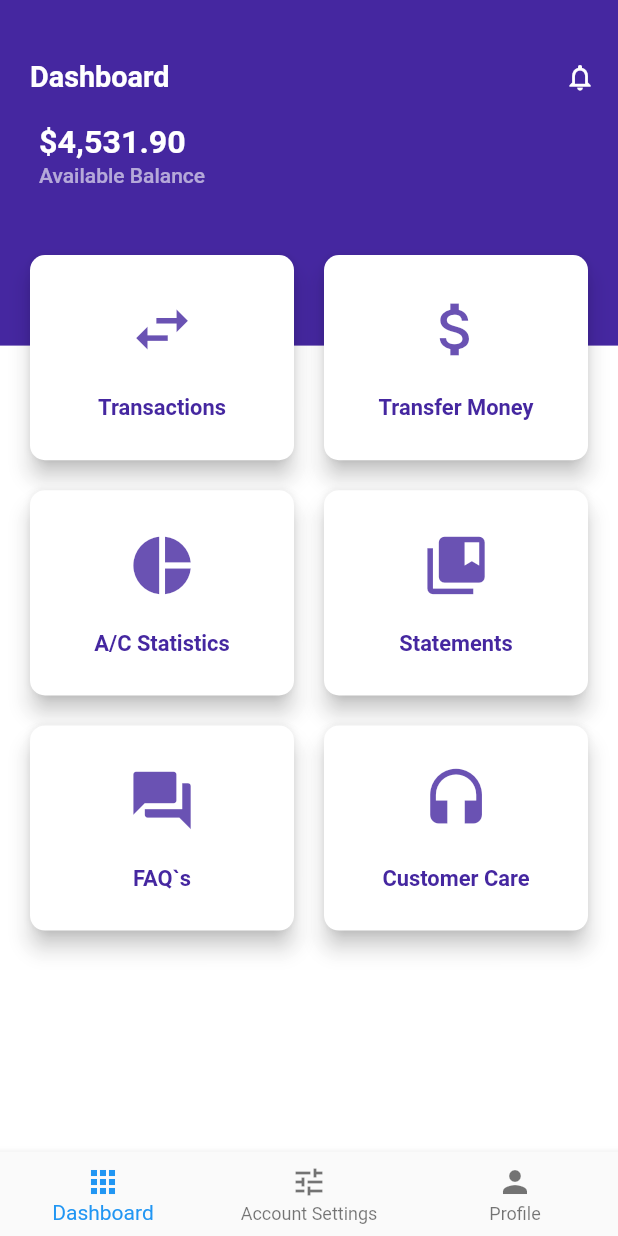
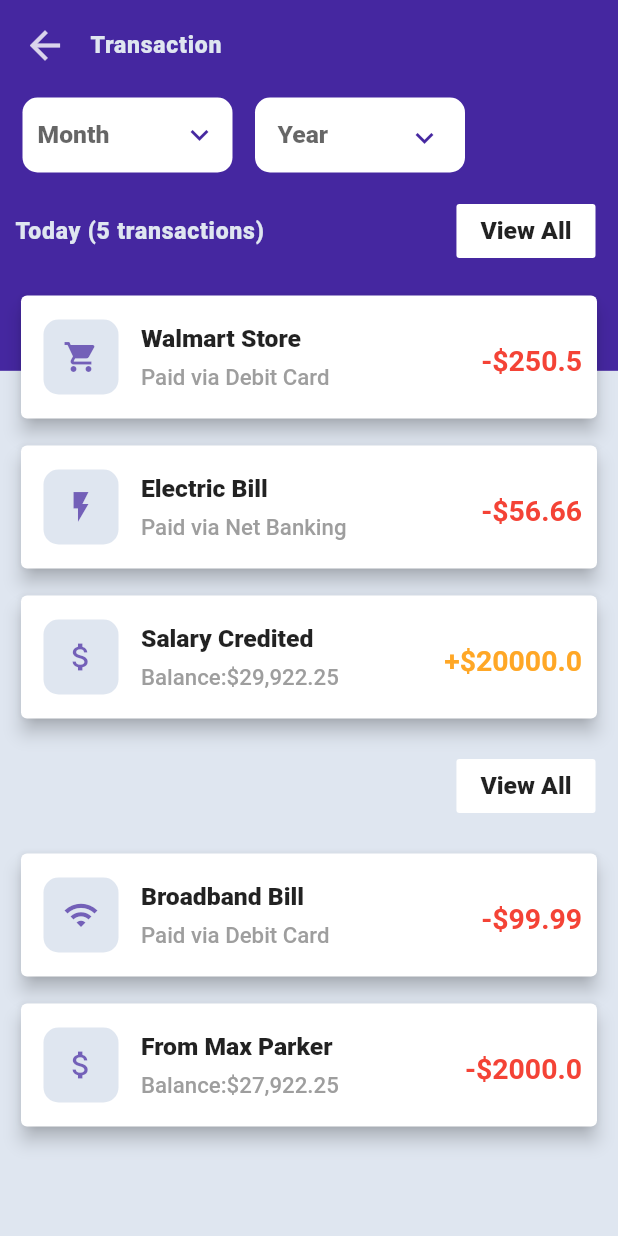
Before and after one commit to 1cornerstone/BoxBank, a Flutter app: the screen it shows after launch, on a phone screen of 412 x 824 dp. Run offline on Flutter 3.47's test engine with Material 2 defaults, Android fonts, the phone set to English and light mode, and no system bars.

Commit message:
add transaction page

```diff
--- a/lib/main.dart
+++ b/lib/main.dart
@@ -1,5 +1,7 @@
+import 'package:boxbank/ui/Cards.dart';
 import 'package:boxbank/ui/dashboard.dart';
 import 'package:boxbank/ui/splashscreen.dart';
+import 'package:boxbank/ui/transactions.dart';
 import 'package:flutter/material.dart';
 import 'package:boxbank/res/appColors.dart';
 
@@ -10,7 +12,9 @@ void main() {
     initialRoute:'/splash',
     routes: {
       '/splash' : (context) => Splashscreen(),
-      '/board' : (context) => Dashboard()
+      '/board' : (context) => Dashboard(),
+      '/transactions' : (context) => Transactions(),
+      'cards' : (context) => Cards()
 
     },
     theme: ThemeData(
--- /dev/null
+++ b/lib/model/transactionModel.dart
@@ -0,0 +1,14 @@
+import 'package:flutter/cupertino.dart';
+
+class TransactionM{
+
+  final String head;
+  final String tail;
+  final IconData iconData;
+  final double price;
+  final String type;
+
+  TransactionM({this.head, this.tail, this.iconData,this.price,this.type});
+
+
+}
--- a/lib/res/appColors.dart
+++ b/lib/res/appColors.dart
@@ -5,7 +5,7 @@ class AppColors{
   AppColors._();
 
   static Color primaryColor =  Color(0xFF4527a0);
-  static const Color  bgColor = Color(0xFFa2d5f2);
+  static const Color  bgColor = Color(0xFFdfe6f0);
   static const Color whiteColor = Colors.white;
 
 
--- a/lib/res/sizeConfig.dart
+++ b/lib/res/sizeConfig.dart
@@ -16,7 +16,7 @@ class SizeConfig{
     if (orientation == Orientation.portrait) {
          _screenHeight = constraints.maxHeight;
           _screenWidth = constraints.maxWidth;
-         print('post');
+//         print('post');
 
     }else{
       _screenWidth = constraints.maxHeight;
@@ -27,7 +27,7 @@ class SizeConfig{
     divHeight = _screenHeight / 100;
     divWidth =  _screenWidth / 100;
 
-    print(divHeight);
+//    print(divHeight);
   }
 
   double getWidth()=> _screenWidth;
--- a/lib/res/textStyles.dart
+++ b/lib/res/textStyles.dart
@@ -13,9 +13,22 @@ class Styles {
       color: AppColors.primaryColor
   );
 
-  static final TextStyle dashboardListTextStyle = TextStyle(
+  static final TextStyle textStyle = TextStyle(
       fontSize:  SizeConfig.divHeight  * 1.9 ,
       fontWeight: FontWeight.w600,
       color: AppColors.primaryColor
   );
+
+  static final TextStyle textStyle2 = TextStyle(
+      fontSize:  SizeConfig.divHeight  * 2.0 ,
+      fontWeight: FontWeight.w800,
+      color: AppColors.bgColor,
+    letterSpacing: 0.5
+  );
+
+  static final TextStyle dropDownTextStyle= TextStyle(
+      fontSize:  SizeConfig.divHeight  * 2.0 ,
+      fontWeight: FontWeight.w800,
+
+  );
 }
--- /dev/null
+++ b/lib/ui/Cards.dart
@@ -0,0 +1,8 @@
+import 'package:flutter/cupertino.dart';
+
+class Cards extends StatelessWidget {
+  @override
+  Widget build(BuildContext context) {
+    return Container();
+  }
+}
--- a/lib/ui/dashboard.dart
+++ b/lib/ui/dashboard.dart
@@ -1,5 +1,8 @@
+import 'dart:async';
+
 import 'package:boxbank/res/appColors.dart';
 import 'package:boxbank/res/sizeConfig.dart';
+import 'package:boxbank/res/textStyles.dart';
 import 'package:boxbank/widgets/dashboardList.dart';
 import 'package:boxbank/widgets/topRect.dart';
 import 'package:flutter/cupertino.dart';
@@ -8,9 +11,15 @@ import 'package:flutter/material.dart';
 class Dashboard extends StatelessWidget {
   @override
   Widget build(BuildContext context) {
+
+
+    Timer(Duration(seconds: 2), ()=>{
+      Navigator.of(context).pushNamed('/transactions')
+    });
+
     return SafeArea(
       child: Scaffold(
-          backgroundColor: AppColors.whiteColor.withOpacity(0.9),
+          backgroundColor: AppColors.bgColor,
           body: LayoutBuilder(
             builder: (context, constraints) {
               return OrientationBuilder(builder: (context, orientation) {
@@ -19,15 +28,15 @@ class Dashboard extends StatelessWidget {
                   children: <Widget>[
                     TopRect(0.3),
                     Positional(
-                      top: 30.0,
+                      top: 20.0,
                       child: _headText(),
                     ),
                     Positional(
-                      top: 70.0,
+                      top: 50.0,
                       child: _balance(),
                     ),
                     Container(
-                        margin: EdgeInsets.fromLTRB(10.0, 160, 10.0, 0.0),
+                        margin: EdgeInsets.fromLTRB(10.0, 130, 10.0, 0.0),
                         child: DashboardList()),
                   ],
                 );
@@ -65,15 +74,12 @@ class _headText extends StatelessWidget {
         children: <Widget>[
           Text(
             'Dashboard',
-            style: TextStyle(
-                fontSize: SizeConfig.divHeight * 2.5,
-                fontWeight: FontWeight.w600,
-                color: AppColors.whiteColor),
+            style: Styles.textStyle2
           ),
           Icon(
             Icons.notifications_none,
             color: AppColors.whiteColor,
-            size: SizeConfig.divHeight * 2.7,
+            size: SizeConfig.divHeight * 3.7,
           )
         ],
       ),
--- a/lib/ui/splashscreen.dart
+++ b/lib/ui/splashscreen.dart
@@ -16,7 +16,7 @@ class Splashscreen extends StatelessWidget {
 
 
     return Scaffold(
-      backgroundColor: Colors.white,
+      backgroundColor: AppColors.bgColor,
        body: LayoutBuilder(
          builder: (context,constraints){
             return OrientationBuilder(
--- /dev/null
+++ b/lib/ui/transactions.dart
@@ -0,0 +1,273 @@
+import 'package:boxbank/res/appColors.dart';
+import 'package:boxbank/res/sizeConfig.dart';
+import 'package:boxbank/res/textStyles.dart';
+import 'package:boxbank/widgets/TopBar.dart';
+import 'package:boxbank/widgets/topRect.dart';
+import 'package:boxbank/widgets/transactionsList.dart';
+import 'package:flutter/material.dart';
+
+class Transactions extends StatelessWidget {
+  @override
+  Widget build(BuildContext context) {
+    return SafeArea(
+      child: Scaffold(
+        backgroundColor: AppColors.bgColor,
+        body: LayoutBuilder(
+          builder: (context, constraints) {
+            return OrientationBuilder(
+              builder: (context, orientation) {
+                SizeConfig().init(constraints, orientation);
+                return Stack(
+                  children: <Widget>[
+                    TopRect(0.3),
+                   SingleChildScrollView(
+                     child: Column(
+                       children: <Widget>[
+                         Topbar(title: "Transaction", call: ()=> goBack(context),),
+                      _dropDown(),
+                       _transText(headTitle: 'Today (5 transactions)',tailTitle: 'View All',),
+                         _List(list: today5,),
+                         SizedBox(height: 2,),
+                         _transText(headTitle: 'Yesterday (9 transactions)',tailTitle: 'View All',),
+                         SizedBox(height: 2,),
+                         _List(list: trans9,),
+
+                       ],
+                     ),
+                   )
+                  ],
+                );
+              },
+            );
+          },
+        ),
+      ),
+    );
+  }
+}
+
+void goBack(BuildContext context) {
+  Navigator.of(context).pop();
+}
+
+class _dropDown extends StatelessWidget {
+  @override
+  Widget build(BuildContext context) {
+    List<String> months = [
+      'Jan',
+      'Feb',
+      'Mar',
+      'Apr',
+      'May',
+      'Jun',
+      'Jul',
+      'Aug',
+      'Sep',
+      'Oct',
+      'Nov',
+      'Dec'
+    ];
+    List<String> years = [
+      '2013',
+      '2014',
+      '2015',
+      '2016',
+      '2017',
+      '2018',
+      '2019',
+      '2020',
+    ];
+
+    return Container(
+      margin: EdgeInsets.fromLTRB(15.0,10.0,15.0,5.0),
+      child: Row(
+        children: <Widget>[
+          Container(
+            padding: EdgeInsets.all(10.0),
+            height: 50,
+            width: 140,
+            decoration: BoxDecoration(
+              color: AppColors.whiteColor,
+              borderRadius: BorderRadius.circular(10),
+            ),
+            child: DropdownButton(
+              onChanged: (String value) {},
+              isExpanded: true,
+              icon: Icon(
+                Icons.keyboard_arrow_down,
+                color: AppColors.primaryColor,
+              ),
+              underline: Container(),
+              hint: Text(
+                'Month',
+                style: Styles.dropDownTextStyle,
+              ),
+              items: months
+                  .map((month) => DropdownMenuItem(
+                        child: Text(
+                          month,
+                          style: Styles.dropDownTextStyle,
+                        ),
+                        value: month,
+                      ))
+                  .toList(),
+            ),
+          ),
+          SizedBox(
+            width: 15,
+          ),
+          Container(
+            padding: EdgeInsets.all(15.0),
+            height: 50,
+            width: 140,
+            decoration: BoxDecoration(
+              color: AppColors.whiteColor,
+              borderRadius: BorderRadius.circular(10),
+            ),
+            child: DropdownButton(
+              icon: Icon(
+                Icons.keyboard_arrow_down,
+                color: AppColors.primaryColor,
+              ),
+              underline: Container(),
+              onChanged: (String value) {},
+              isExpanded: true,
+              hint: Text(
+                'Year',
+                style: Styles.dropDownTextStyle,
+              ),
+              items: years
+                  .map((year) => DropdownMenuItem(
+                        child: Text(
+                          year,
+                          style: Styles.dropDownTextStyle,
+                        ),
+                        value: year,
+                      ))
+                  .toList(),
+            ),
+          ),
+        ],
+      ),
+    );
+  }
+}
+
+class _transText extends StatelessWidget {
+  final String headTitle;
+  final String tailTitle;
+
+  const _transText({Key key, this.headTitle, this.tailTitle}) : super(key: key);
+
+
+  @override
+  Widget build(BuildContext context) {
+    return Container(
+     padding: EdgeInsets.all(10.0),
+      width: MediaQuery.of(context).size.width,
+      child: Row(
+        mainAxisAlignment: MainAxisAlignment.spaceBetween,
+        children: <Widget>[
+          Text(
+           headTitle,
+            style: Styles.textStyle2,
+          ),
+          Padding(
+            padding: const EdgeInsets.only(right:5.0),
+            child: FlatButton(
+              color: AppColors.whiteColor,
+              onPressed: () {},
+              child: Text(
+                tailTitle,
+                style: Styles.dropDownTextStyle,
+              ),
+            ),
+          )
+        ],
+      ),
+    );
+  }
+}
+
+class _List extends StatelessWidget {
+  final List list;
+
+  const _List({Key key, this.list}) : super(key: key);
+  @override
+  Widget build(BuildContext context) {
+    return ListView.builder(
+        itemCount: list.length,
+        shrinkWrap: true,
+        itemBuilder: (BuildContext context, int index) {
+          return Container(
+            margin: EdgeInsets.fromLTRB(10.0,5.0,10.0,5.0),
+            height: 90,
+            decoration: BoxDecoration(
+              borderRadius: BorderRadius.circular(20.0)
+            ),
+            child: Card(
+              elevation: 5,
+              child: Row(
+                mainAxisAlignment: MainAxisAlignment.spaceBetween,
+                children: <Widget>[
+                  Row(
+                    mainAxisAlignment: MainAxisAlignment.spaceAround,
+                    children: <Widget>[
+                      Container(
+                        margin: EdgeInsets.fromLTRB(15.0,5.0,10.0,5.0),
+                        child: Icon(list[index].iconData,  color: AppColors.primaryColor.withOpacity(0.7)),
+                        decoration: BoxDecoration(
+                            color: AppColors.bgColor,
+                            borderRadius: BorderRadius.circular(10.0)
+                        ),
+                        height: 50,
+                        width: 50,
+                        alignment: Alignment.center,
+                      ),
+                      SizedBox(width: 5),
+                      Container(
+                        alignment: Alignment.centerLeft,
+                        child: Column(
+                          mainAxisAlignment: MainAxisAlignment.center,
+                          crossAxisAlignment: CrossAxisAlignment.start,
+                          children: <Widget>[
+                            Container(
+                              child: Text(
+                                list[index].head,
+                                style: Styles.dropDownTextStyle,
+                                textAlign: TextAlign.start,
+                              ),
+                            ),
+                            SizedBox(height: 7,),
+                            Text(
+                              list[index].tail,
+                              textAlign: TextAlign.start,
+                              style: TextStyle(
+                                  color: Colors.grey,
+                                  fontSize: SizeConfig.divHeight * 1.8,
+                                  fontWeight: FontWeight.w500
+                              ),
+                            ),
+                          ],
+                        ),
+                      ),
+                    ],
+                  ),
+                  Container(
+                    alignment: Alignment.centerRight,
+                      margin: EdgeInsets.fromLTRB(0.0,10.0,10.0,5.0),
+                    child: Text(
+                        ((today5[index].type =="debit")? '-' : '+')+ '\$' + list[index].price.toString(),
+                      style: TextStyle(
+                        fontWeight: FontWeight.w600,
+                          fontSize: SizeConfig.divHeight * 2.30,
+                          color: (today5[index].type =="debit")? Colors.red[500] : Colors.orange[400],
+
+                      ),),)
+                ],
+              )
+            ) ,
+          );
+        });
+  }
+}
--- /dev/null
+++ b/lib/widgets/TopBar.dart
@@ -0,0 +1,37 @@
+import 'package:boxbank/res/appColors.dart';
+import 'package:boxbank/res/textStyles.dart';
+import 'package:flutter/cupertino.dart';
+import 'package:flutter/material.dart';
+
+class Topbar extends StatelessWidget {
+
+  final String title;
+  final  VoidCallback call;
+
+  Topbar({Key key, @required this.title, @required this.call}) : super(key: key);
+
+
+  @override
+  Widget build(BuildContext context) {
+    return Container(
+      padding: EdgeInsets.fromLTRB(15.0, 15.0, 15.0, 10.0),
+      child: Row(
+        children: <Widget>[
+          GestureDetector(
+            onTap: call,
+            child: Icon(
+              Icons.arrow_back,
+              color: AppColors.whiteColor.withOpacity(0.8),
+              size: 30,
+            ),
+          ),
+          SizedBox(width: 15,),
+          Text(
+            title,
+            style: Styles.textStyle2,
+          )
+        ],
+      ),
+    );
+  }
+}
--- a/lib/widgets/dashboardList.dart
+++ b/lib/widgets/dashboardList.dart
@@ -46,7 +46,7 @@ class DashboardList extends StatelessWidget {
               Text(
                 _list[index].label,
                 textAlign: TextAlign.center,
-                style: Styles.dashboardListTextStyle,
+                style: Styles.textStyle,
               )
             ],
           ),
--- /dev/null
+++ b/lib/widgets/transactionsList.dart
@@ -0,0 +1,22 @@
+
+
+import 'package:boxbank/model/transactionModel.dart';
+import 'package:flutter/material.dart';
+
+List<TransactionM> today5 =[
+  TransactionM( head: 'Walmart Store', tail: 'Paid via Debit Card', iconData: Icons.shopping_cart,price: 250.50,type: 'debit'),
+  TransactionM( head: 'Electric Bill', tail: 'Paid via Net Banking', iconData: Icons.flash_on,price: 56.66,type: 'debit'),
+  TransactionM( head: 'Salary Credited', tail: 'Balance:\$29,922.25', iconData: Icons.attach_money,price: 20000.00,type: 'credit'),
+];
+
+
+List<TransactionM> trans9 =[
+  TransactionM( head: 'Broadband Bill', tail: 'Paid via Debit Card', iconData: Icons.wifi,price: 99.99,type: 'debit'),
+  TransactionM( head: 'From Max Parker', tail: 'Balance:\$27,922.25', iconData: Icons.attach_money,price: 2000.00,type: 'credit'),
+];
+
+List<TransactionM> trans5 =[
+  TransactionM( head: 'Walmart Store', tail: 'Paid via Debit Card', iconData: Icons.shopping_cart,price: 250.50,type: 'debit'),
+  TransactionM( head: 'Electric Bill', tail: 'Paid via Net Banking', iconData: Icons.flash_on,price: 59.66,type: 'debit'),
+  TransactionM( head: 'Food Bill', tail: 'Paid via Net Banking', iconData: Icons.fastfood,price: 889.66,type: 'debit'),
+];
```
